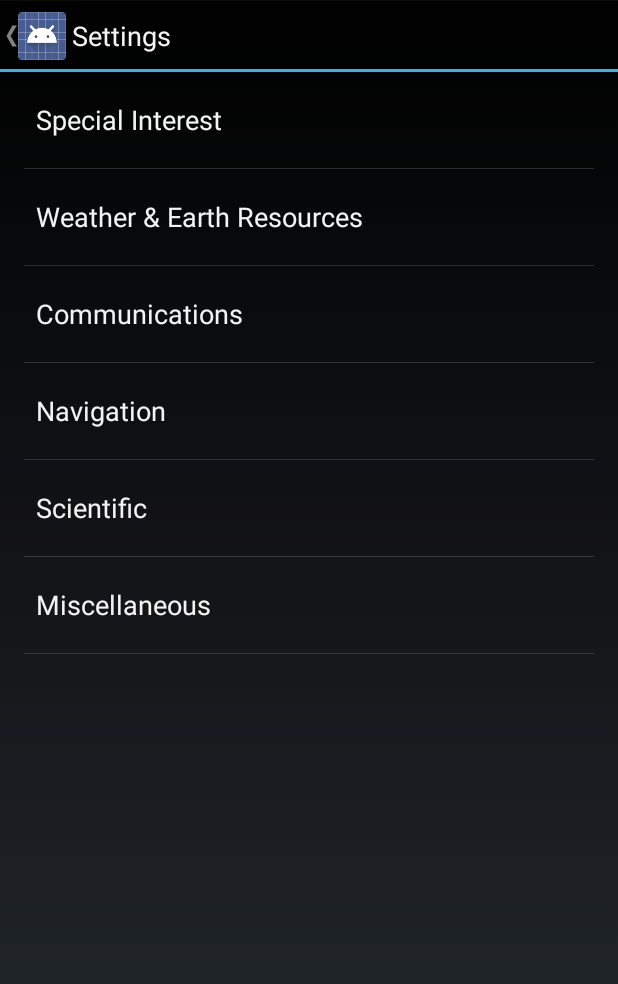
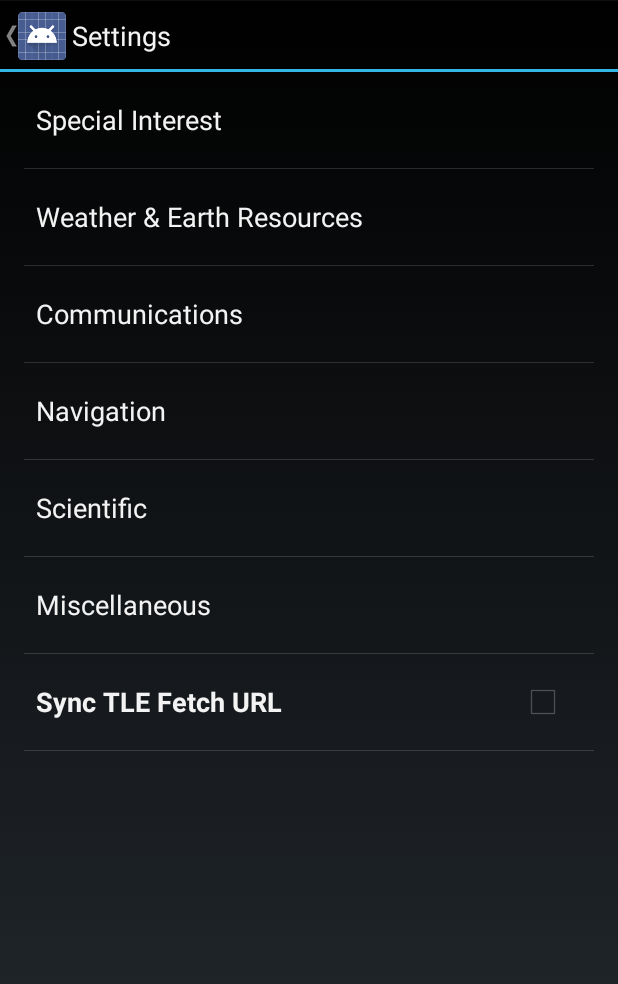
Before and after one commit to nuald/glSatellite-Demo, an Android app: the SettingsActivity screen opened directly, with no data from a screen before it, after a tap on "Satellites", on a phone screen of 412 x 824 dp. Shown: the top 984 px of the screen. Run offline under Robolectric (Android 15) with nearby library versions, the phone set to English and light mode, and no system bars.

Commit message:
An attempt to sync URL over TLE change.

```diff
--- a/glSatellite/app/src/main/java/ca/raido/glSatelliteDemo/SettingsActivity.java
+++ b/glSatellite/app/src/main/java/ca/raido/glSatelliteDemo/SettingsActivity.java
@@ -6,11 +6,15 @@ import android.app.Fragment;
 import android.content.SharedPreferences;
 import android.content.SharedPreferences.OnSharedPreferenceChangeListener;
 import android.os.Bundle;
+import android.preference.CheckBoxPreference;
 import android.preference.EditTextPreference;
+import android.preference.ListPreference;
 import android.preference.Preference;
 import android.preference.PreferenceFragment;
 import android.support.v4.app.NavUtils;
 import android.view.MenuItem;
+
+import java.util.Arrays;
 
 public class SettingsActivity extends Activity implements
     PreferenceFragment.OnPreferenceStartFragmentCallback {
@@ -19,6 +23,15 @@ public class SettingsActivity extends Activity implements
     public static final String PREF_URL = "prefUrl";
     public static final String PREF_TLE = "prefSatellite";
     static final String FMT = "http://www.celestrak.com/NORAD/elements/%s.txt";
+    private static final String PREF_SYNC = "pref_sync";
+    private static String[] PREF_DB = {
+        "pref_db_special",
+        "pref_db_earth",
+        "pref_db_comm",
+        "pref_db_nav",
+        "pref_db_sci",
+        "pref_db_misc"
+    };
 
     public static class SettingsFragment extends PreferenceFragment implements
             OnSharedPreferenceChangeListener {
@@ -39,6 +52,7 @@ public class SettingsActivity extends Activity implements
             String url = getUrl();
             EditTextPreference urlPref = (EditTextPreference)findPreference(PREF_URL);
             urlPref.setText(url);
+            urlPref.setSummary(url);
             SharedPreferences prefs = getPrefs();
             prefs.edit().putString(PREF_URL, url).apply();
             return url;
@@ -49,9 +63,10 @@ public class SettingsActivity extends Activity implements
             String url = getUrl();
             if (prefs.getString(PREF_URL, "").isEmpty()) {
                 updatePrefUrlValue();
+            } else {
+                Preference urlPref = findPreference(PREF_URL);
+                urlPref.setSummary(prefs.getString(PREF_URL, url));
             }
-            Preference urlPref = findPreference(PREF_URL);
-            urlPref.setSummary(prefs.getString(PREF_URL, url));
         }
 
         private String getUrl() {
@@ -73,8 +88,9 @@ public class SettingsActivity extends Activity implements
             final SharedPreferences prefs = getPrefs();
             Preference tlePref = findPreference(PREF_TLE);
             tlePref.setSummary(prefs.getString(PREF_TLE, DEFAULT));
-            // TODO: call only if pref has changed
-            updatePrefUrl();
+            if (prefs.getBoolean(PREF_SYNC, false)) {
+                updatePrefUrlValue();
+            }
             // Set up a listener whenever a key changes
             prefs.registerOnSharedPreferenceChangeListener(this);
         }
@@ -92,9 +108,11 @@ public class SettingsActivity extends Activity implements
 
         @Override
         public void onSharedPreferenceChanged(SharedPreferences prefs, String key) {
-            String value = prefs.getString(key, DEFAULT);
-            prefs.edit().putString(PREF_TLE, value).apply();
-            getFragmentManager().popBackStack();
+            if (Arrays.asList(PREF_DB).contains(key)) {
+                String value = prefs.getString(key, DEFAULT);
+                prefs.edit().putString(PREF_TLE, value).apply();
+                getFragmentManager().popBackStack();
+            }
         }
 
         @Override
@@ -110,6 +128,14 @@ public class SettingsActivity extends Activity implements
             super.onResume();
             // Set up a listener whenever a key changes
             final SharedPreferences sharedPrefs = getPreferenceScreen().getSharedPreferences();
+            final SharedPreferences.Editor editor = sharedPrefs.edit();
+            editor.putBoolean(PREF_SYNC, false);
+            final CheckBoxPreference pref = (CheckBoxPreference)findPreference(PREF_SYNC);
+            pref.setChecked(false);
+            for (String key: PREF_DB) {
+                editor.putString(key, null);
+            }
+            editor.apply();
             sharedPrefs.registerOnSharedPreferenceChangeListener(this);
         }
 
--- a/glSatellite/app/src/main/res/values/strings.xml
+++ b/glSatellite/app/src/main/res/values/strings.xml
@@ -7,10 +7,11 @@
     <string name="format_default">FPS: %1$2.0f Offline Iridium TLE</string>
     <string name="format_info">%1$s (%2$d)\nLAT: %3$f LON: %4$f\nALT: %5$f</string>
     <string name="title_other">Other</string>
+    <string name="title_sync"><b>Sync TLE Fetch URL</b></string>
 
     <!-- Strings related to Settings -->
     <string name="pref_title_db">Satellites</string>
-    <string name="pref_url_title">TLE fetch URL</string>
+    <string name="pref_url_title">TLE Fetch URL</string>
 
     <string name="pref_title_db_special">Special Interest</string>
     <string-array name="db_special_entries">
--- a/glSatellite/app/src/main/res/xml/pref_satellite.xml
+++ b/glSatellite/app/src/main/res/xml/pref_satellite.xml
@@ -1,32 +1,44 @@
 <?xml version="1.0" encoding="utf-8"?>
 <PreferenceScreen xmlns:android="http://schemas.android.com/apk/res/android">
-    <ListPreference android:title="@string/pref_title_db_special"
+    <ListPreference
+        android:title="@string/pref_title_db_special"
         android:key="pref_db_special"
         android:entries="@array/db_special_entries"
         android:entryValues="@array/db_special_values" />
 
-    <ListPreference android:title="@string/pref_title_db_earth"
+    <ListPreference
+        android:title="@string/pref_title_db_earth"
         android:key="pref_db_earth"
         android:entries="@array/db_earth_entries"
         android:entryValues="@array/db_earth_values"/>
 
-    <ListPreference android:title="@string/pref_title_db_comm"
+    <ListPreference
+        android:title="@string/pref_title_db_comm"
         android:key="pref_db_comm"
         android:entries="@array/db_comm_entries"
         android:entryValues="@array/db_comm_values" />
 
-    <ListPreference android:title="@string/pref_title_db_nav"
+    <ListPreference
+        android:title="@string/pref_title_db_nav"
         android:key="pref_db_nav"
         android:entries="@array/db_nav_entries"
         android:entryValues="@array/db_nav_values" />
 
-    <ListPreference android:title="@string/pref_title_db_sci"
+    <ListPreference
+        android:title="@string/pref_title_db_sci"
         android:key="pref_db_sci"
         android:entries="@array/db_sci_entries"
         android:entryValues="@array/db_sci_values" />
 
-    <ListPreference android:title="@string/pref_title_db_misc"
+    <ListPreference
+        android:title="@string/pref_title_db_misc"
         android:key="pref_db_misc"
         android:entries="@array/db_misc_entries"
         android:entryValues="@array/db_misc_values" />
+
+    <CheckBoxPreference
+        android:title="@string/title_sync"
+        android:textAlignment="center"
+        android:key="pref_sync" />
+
 </PreferenceScreen>
```
Lines whose indentation alone changed are shown as unchanged.
